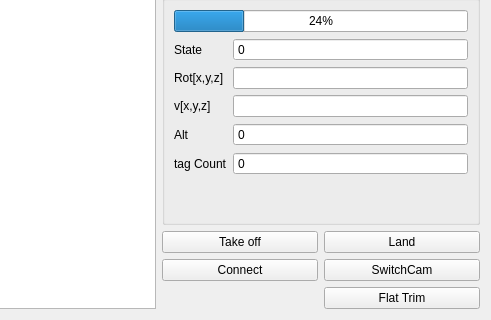
Qt form src/rescuer_project/main_window.ui (axilos22/rescuer_project) before a commit; both pictures show x 309 to 800 and y 280 to 600 of the 800 by 600 pixel window.
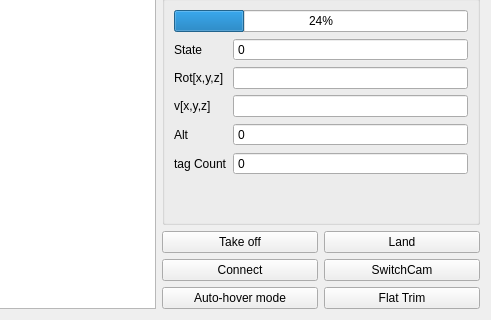
The same form after that commit.

Patch:
```diff
--- a/src/rescuer_project/main_window.ui
+++ b/src/rescuer_project/main_window.ui
@@ -326,6 +326,16 @@
            </property>
           </widget>
          </item>
+         <item row="2" column="0">
+          <widget class="QPushButton" name="autoHoverButton">
+           <property name="toolTip">
+            <string>Active auto-hover mode.</string>
+           </property>
+           <property name="text">
+            <string>Auto-hover mode</string>
+           </property>
+          </widget>
+         </item>
         </layout>
        </item>
       </layout>
```
